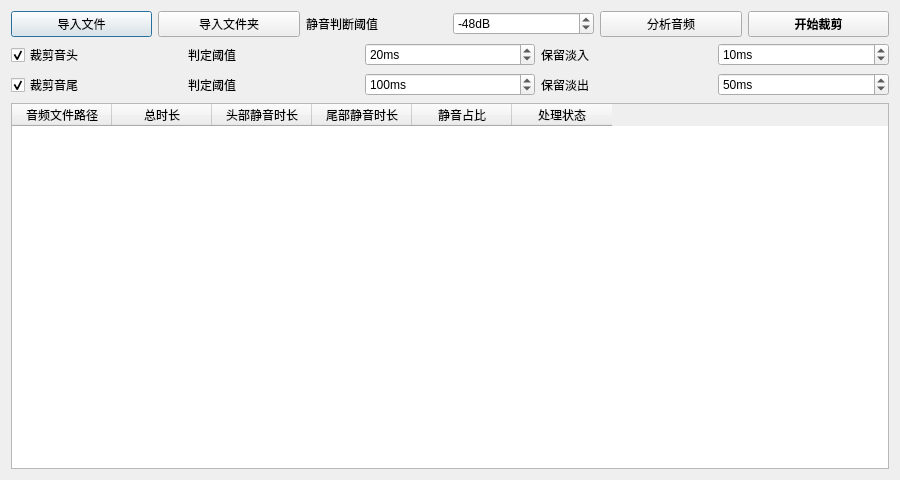
Qt form ui/AudioSilenceTrimmer.ui (victor647/WAAPI_Tools) before a commit.
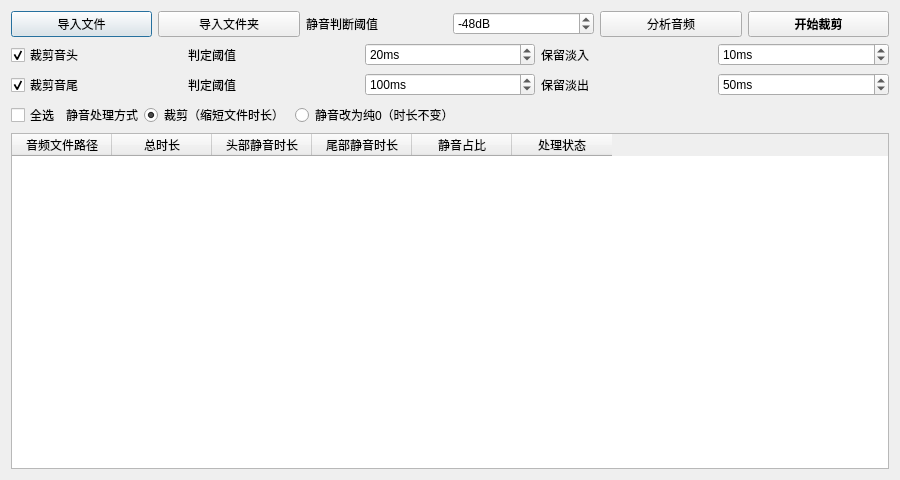
The same form after that commit.

Commit message: UI改成从.ui文件生成，优化音频预览窗口

```diff
--- a/ui/AudioSilenceTrimmer.ui
+++ b/ui/AudioSilenceTrimmer.ui
@@ -194,6 +194,54 @@
      </item>
     </layout>
    </item>
+   <item>
+    <layout class="QHBoxLayout" name="horizontalLayout_mode">
+     <item>
+      <widget class="QCheckBox" name="cbxSelectAll">
+       <property name="text">
+        <string>全选</string>
+       </property>
+      </widget>
+     </item>
+     <item>
+      <widget class="QLabel" name="lblMode">
+       <property name="text">
+        <string>静音处理方式</string>
+       </property>
+      </widget>
+     </item>
+     <item>
+      <widget class="QRadioButton" name="rbnModeTrim">
+       <property name="text">
+        <string>裁剪（缩短文件时长）</string>
+       </property>
+       <property name="checked">
+        <bool>true</bool>
+       </property>
+      </widget>
+     </item>
+     <item>
+      <widget class="QRadioButton" name="rbnModeZero">
+       <property name="text">
+        <string>静音改为纯0（时长不变）</string>
+       </property>
+      </widget>
+     </item>
+     <item>
+      <spacer name="modeSpacer">
+       <property name="orientation">
+        <enum>Qt::Horizontal</enum>
+       </property>
+       <property name="sizeHint" stdset="0">
+        <size>
+         <width>40</width>
+         <height>20</height>
+        </size>
+       </property>
+      </spacer>
+     </item>
+    </layout>
+   </item>
    <item>
     <widget class="QTableWidget" name="tblFileList">
      <property name="dragEnabled">
```
The commit also changes 44 other files.
